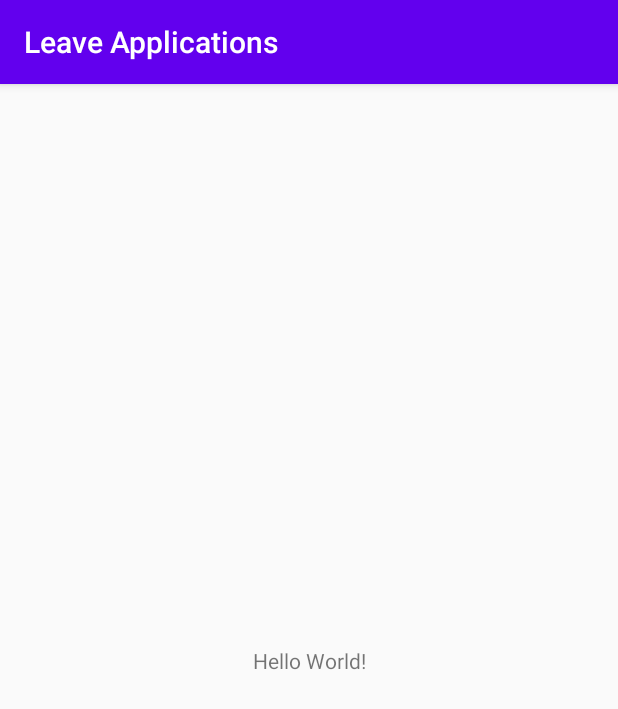
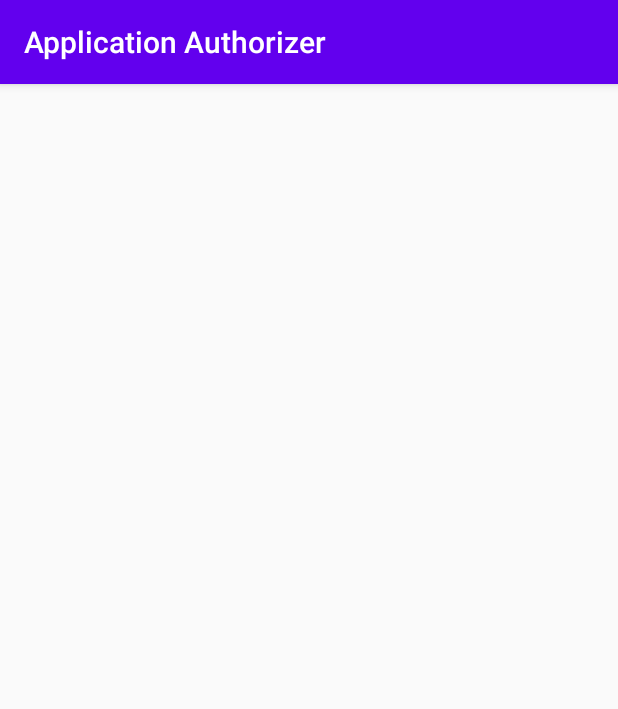
Before and after one commit to thundercipher/Application-Authorizer, an Android app: the screen it shows after launch (MainActivity), on a phone screen of 412 x 824 dp. Shown: the top 709 px of the screen. Run offline under Robolectric (Android 15) with nearby library versions, the phone set to English and light mode, and no system bars.

Commit message:
Updated title, removed default textView

```diff
--- a/app/build.gradle
+++ b/app/build.gradle
@@ -1,4 +1,5 @@
 apply plugin: 'com.android.application'
+apply plugin: 'com.google.gms.google-services'
 
 android {
     compileSdkVersion 29
@@ -28,6 +29,7 @@ dependencies {
 
     implementation 'androidx.appcompat:appcompat:1.1.0'
     implementation 'androidx.constraintlayout:constraintlayout:1.1.3'
+    implementation 'com.google.firebase:firebase-auth:16.0.5'
     testImplementation 'junit:junit:4.12'
     androidTestImplementation 'androidx.test.ext:junit:1.1.1'
     androidTestImplementation 'androidx.test.espresso:espresso-core:3.2.0'
--- a/app/src/main/java/com/tanay/thundercipher/leaveapplications/MainActivity.java
+++ b/app/src/main/java/com/tanay/thundercipher/leaveapplications/MainActivity.java
@@ -11,6 +11,6 @@ public class MainActivity extends AppCompatActivity {
         super.onCreate(savedInstanceState);
         setContentView(R.layout.activity_main);
 
-        setTitle("Leave Applications");
+        setTitle("Application Authorizer");
     }
 }
--- a/app/src/main/res/layout/activity_main.xml
+++ b/app/src/main/res/layout/activity_main.xml
@@ -4,15 +4,4 @@
     xmlns:tools="http://schemas.android.com/tools"
     android:layout_width="match_parent"
     android:layout_height="match_parent"
-    tools:context=".MainActivity">
-
-    <TextView
-        android:layout_width="wrap_content"
-        android:layout_height="wrap_content"
-        android:text="Hello World!"
-        app:layout_constraintBottom_toBottomOf="parent"
-        app:layout_constraintLeft_toLeftOf="parent"
-        app:layout_constraintRight_toRightOf="parent"
-        app:layout_constraintTop_toTopOf="parent" />
-
-</androidx.constraintlayout.widget.ConstraintLayout>
+    tools:context=".MainActivity"/>
--- a/build.gradle
+++ b/build.gradle
@@ -8,7 +8,8 @@ buildscript {
 
     }
     dependencies {
-        classpath 'com.android.tools.build:gradle:3.6.3'
+        classpath 'com.android.tools.build:gradle:4.0.1'
+        classpath 'com.google.gms:google-services:4.2.0'
 
 
         // NOTE: Do not place your application dependencies here; they belong
```
Also changed, not shown: gradle/wrapper/gradle-wrapper.properties.
